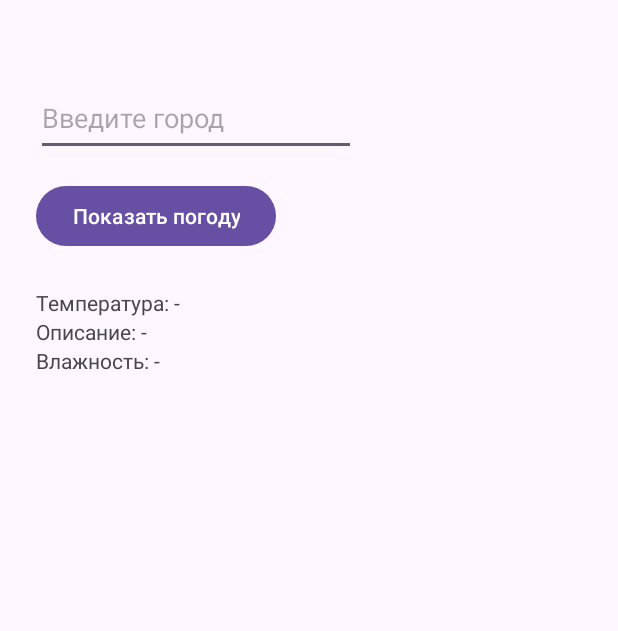
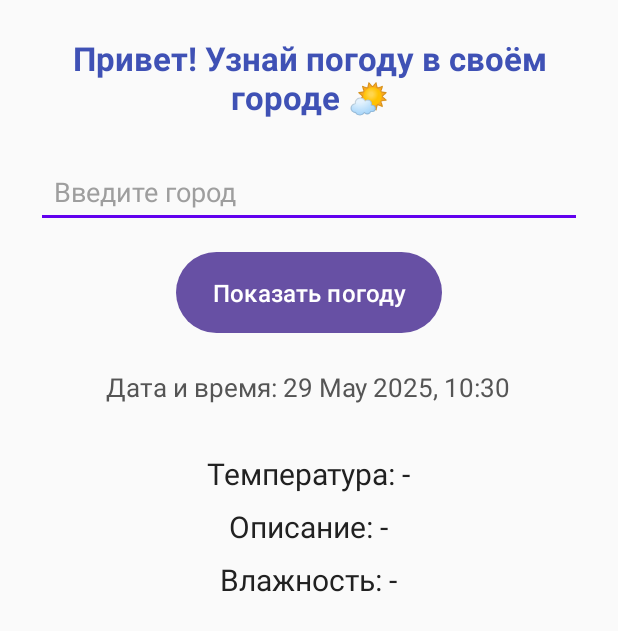
Before and after one commit to Sidakov21/Weather-forecast-program, an Android app: the screen it shows after launch (MainActivity), on a phone screen of 412 x 824 dp. Shown: the top 631 px of the screen. Run offline under Robolectric (Android 15) with nearby library versions, the phone set to English and light mode, and no system bars; our stand-ins replace Picasso; pictures from the network do not load.

Commit message:
Наводим красоту и добавляем некоторые элементы

```diff
--- a/app/src/main/java/com/example/weatherforecastprogram/MainActivity.kt
+++ b/app/src/main/java/com/example/weatherforecastprogram/MainActivity.kt
@@ -18,11 +18,11 @@ class MainActivity : AppCompatActivity() {
 
     private val apiKey = "5ed1de6f894605957a3cac828450165e" // <-- Ключ от OpenWeatherMap
 
-    @SuppressLint("SetTextI18n")
     override fun onCreate(savedInstanceState: Bundle?) {
         super.onCreate(savedInstanceState)
         setContentView(R.layout.activity_main)
 
+        val dateTimeText = findViewById<TextView>(R.id.dateTimeText)
         val cityInput = findViewById<EditText>(R.id.cityInput)
         val searchButton = findViewById<Button>(R.id.searchButton)
         val tempText = findViewById<TextView>(R.id.tempText)
@@ -37,7 +37,17 @@ class MainActivity : AppCompatActivity() {
 
         val api = retrofit.create(WeatherApi::class.java)
 
+
+        fun updateDateTime() {
+            val currentDateTime = java.text.SimpleDateFormat("dd MMMM yyyy, HH:mm", java.util.Locale.getDefault()).format(java.util.Date())
+            dateTimeText.text = "Дата и время: $currentDateTime"
+        }
+
+        updateDateTime()
+
         searchButton.setOnClickListener {
+            updateDateTime()
+
             val city = cityInput.text.toString()
             if (city.isNotEmpty()) {
                 lifecycleScope.launch {
--- /dev/null
+++ b/app/src/main/res/drawable/rounded_button.xml
@@ -0,0 +1,5 @@
+<shape xmlns:android="http://schemas.android.com/apk/res/android"
+    android:shape="rectangle">
+    <solid android:color="#7B1FA2" />
+    <corners android:radius="50dp" />
+</shape>
--- a/app/src/main/res/layout/activity_main.xml
+++ b/app/src/main/res/layout/activity_main.xml
@@ -1,53 +1,103 @@
 <?xml version="1.0" encoding="utf-8"?>
-<LinearLayout xmlns:android="http://schemas.android.com/apk/res/android"
-    xmlns:app="http://schemas.android.com/apk/res-auto"
+<ScrollView xmlns:android="http://schemas.android.com/apk/res/android"
     xmlns:tools="http://schemas.android.com/tools"
     android:layout_width="match_parent"
     android:layout_height="match_parent"
-    android:fitsSystemWindows="true"
-    android:orientation="vertical"
-    android:padding="24dp"
+    android:background="#FAFAFA"
     tools:context=".MainActivity">
 
+    <LinearLayout
+        android:layout_width="match_parent"
+        android:layout_height="wrap_content"
+        android:orientation="vertical"
+        android:gravity="center_horizontal"
+        android:padding="24dp">
+
+        <!-- Приветствие -->
+        <TextView
+            android:id="@+id/welcomeText"
+            android:layout_width="wrap_content"
+            android:layout_height="wrap_content"
+            android:text="Привет! Узнай погоду в своём городе 🌤️"
+            android:textSize="22sp"
+            android:textStyle="bold"
+            android:textColor="#3F51B5"
+            android:layout_marginBottom="24dp"
+            android:gravity="center" />
+
+        <!-- Поле ввода города -->
         <EditText
             android:id="@+id/cityInput"
-        android:layout_width="wrap_content"
-        android:layout_height="50dp"
-        android:layout_marginTop="30dp"
-        android:ems="10"
-        android:inputType="text"
-        android:hint="Введите город" />
+            android:layout_width="match_parent"
+            android:layout_height="wrap_content"
+            android:hint="Введите город"
+            android:padding="12dp"
+            android:textSize="18sp"
+            android:textColor="#000000"
+            android:textColorHint="#9E9E9E"
+            android:backgroundTint="#6200EE"
+            android:layout_marginBottom="16dp" />
 
+        <!-- Кнопка -->
         <Button
             android:id="@+id/searchButton"
-        android:text="Показать погоду"
             android:layout_width="wrap_content"
             android:layout_height="wrap_content"
-        android:layout_marginTop="16dp"/>
+            android:text="Показать погоду"
+            android:textSize="16sp"
+            android:textColor="#FFFFFF"
+            android:background="@drawable/rounded_button"
+            android:paddingHorizontal="24dp"
+            android:paddingVertical="12dp"
+            android:layout_marginBottom="24dp" />
 
+        <!-- Время -->
+        <TextView
+            android:id="@+id/dateTimeText"
+            android:layout_width="wrap_content"
+            android:layout_height="wrap_content"
+            android:text="Дата и время: -"
+            android:textSize="17sp"
+            android:textColor="#555555"
+            android:layout_marginBottom="20dp" />
+
+        <!-- Температура -->
         <TextView
             android:id="@+id/tempText"
+            android:layout_width="wrap_content"
+            android:layout_height="wrap_content"
             android:text="Температура: -"
-        android:layout_marginTop="24dp"
-        android:layout_width="wrap_content"
-        android:layout_height="wrap_content"/>
+            android:textSize="20sp"
+            android:layout_marginTop="12dp"
+            android:textColor="#212121" />
 
+        <!-- Описание -->
         <TextView
             android:id="@+id/descText"
+            android:layout_width="wrap_content"
+            android:layout_height="wrap_content"
             android:text="Описание: -"
-        android:layout_width="wrap_content"
-        android:layout_height="wrap_content"/>
+            android:textSize="20sp"
+            android:layout_marginTop="8dp"
+            android:textColor="#212121" />
 
+        <!-- Влажность -->
         <TextView
             android:id="@+id/humidityText"
+            android:layout_width="wrap_content"
+            android:layout_height="wrap_content"
             android:text="Влажность: -"
-        android:layout_width="wrap_content"
-        android:layout_height="wrap_content"/>
+            android:textSize="20sp"
+            android:layout_marginTop="8dp"
+            android:textColor="#212121" />
 
+        <!-- Иконка погоды -->
         <ImageView
             android:id="@+id/weatherIcon"
             android:layout_width="100dp"
             android:layout_height="100dp"
-        android:layout_marginTop="16dp"/>
+            android:layout_marginTop="16dp"
+            android:contentDescription="Иконка погоды" />
 
     </LinearLayout>
+</ScrollView>
--- a/app/src/main/res/values/colors.xml
+++ b/app/src/main/res/values/colors.xml
@@ -1,5 +1,7 @@
 <?xml version="1.0" encoding="utf-8"?>
 <resources>
-    <color name="black">#FF000000</color>
-    <color name="white">#FFFFFFFF</color>
+    <color name="purple_dark">#7B1FA2</color>
+    <color name="purple_light">#E1BEE7</color>
+    <color name="text_main">#212121</color>
+    <color name="background_main">#FFF5FC</color>
 </resources>
```
Also changed, not shown: 1 other file. Lines whose indentation alone changed are shown as unchanged.
